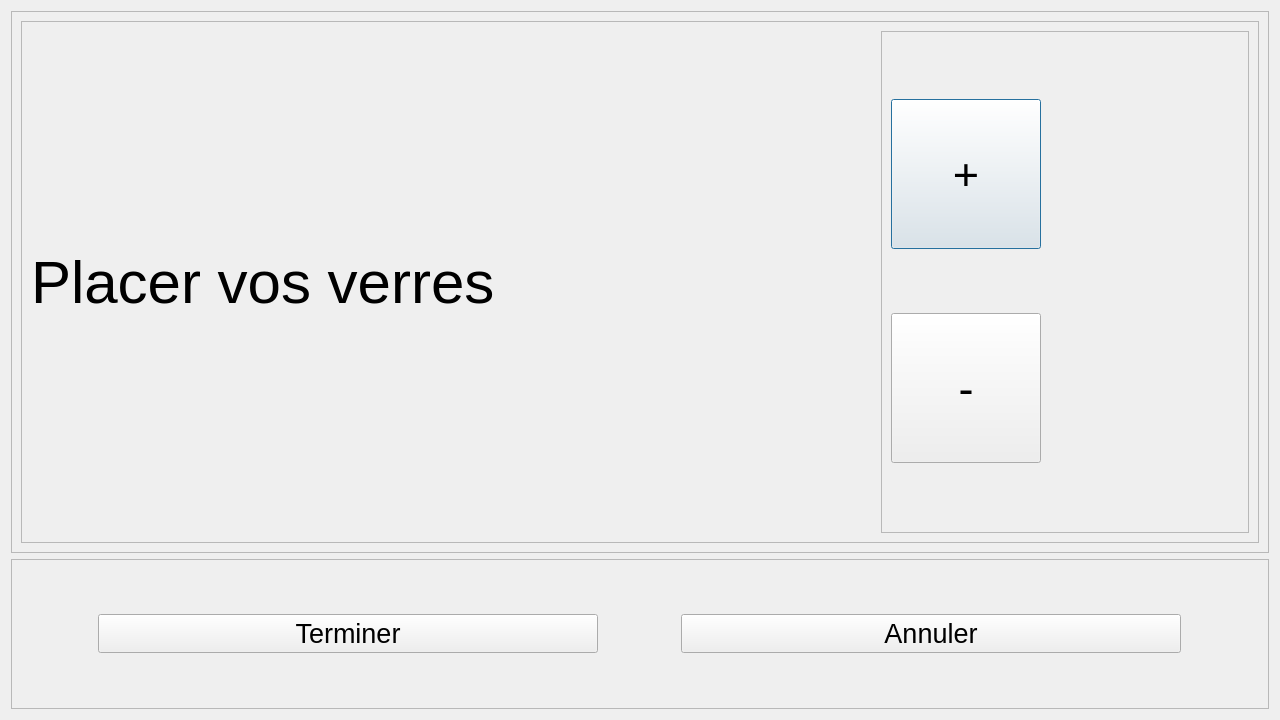
Old version of the form Logiciel/pi_controller/HMI2/commander.ui in the repository emilerenaud/BartendUS-GROS4.
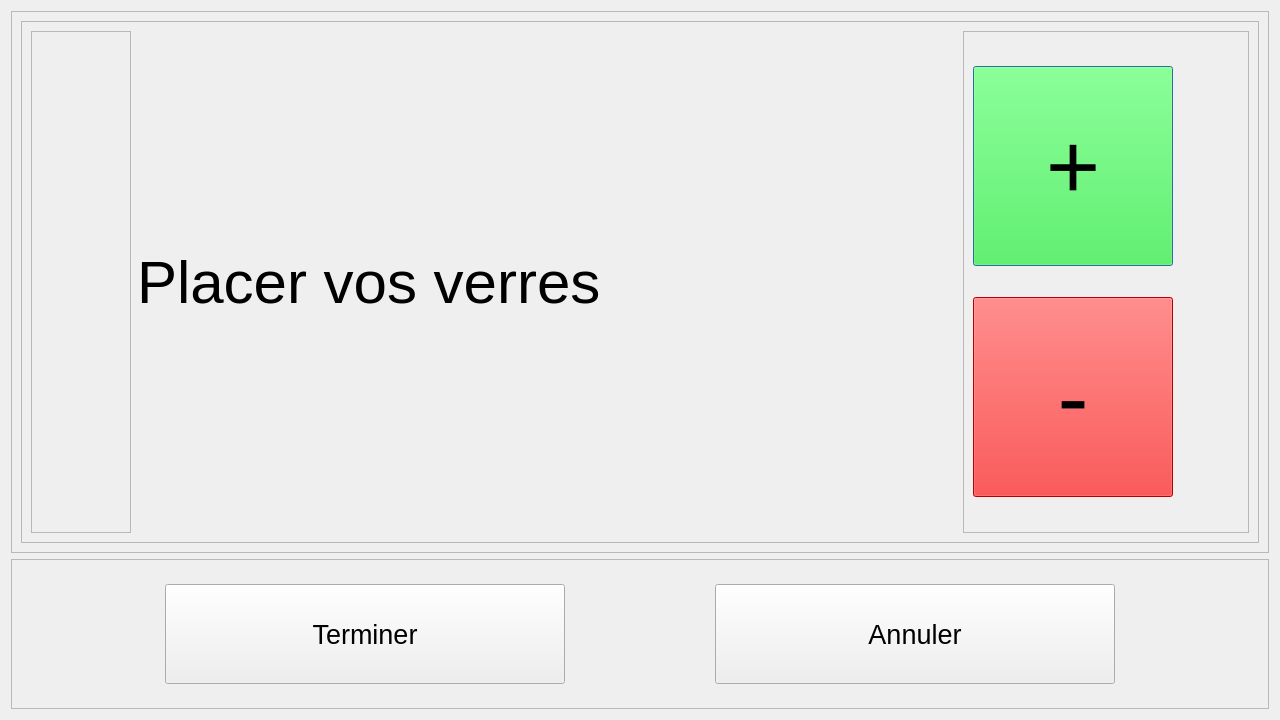
New version of the form.

Diff of the .ui file:
```diff
--- a/Logiciel/pi_controller/HMI2/commander.ui
+++ b/Logiciel/pi_controller/HMI2/commander.ui
@@ -18,8 +18,8 @@
   </property>
   <property name="maximumSize">
    <size>
-    <width>1280</width>
-    <height>720</height>
+    <width>3000</width>
+    <height>3000</height>
    </size>
   </property>
   <property name="windowTitle">
@@ -45,19 +45,23 @@
         </property>
         <layout class="QHBoxLayout" name="horizontalLayout_2">
          <item>
-          <widget class="QLabel" name="label">
-           <property name="minimumSize">
-            <size>
-             <width>470</width>
-             <height>0</height>
-            </size>
-           </property>
+          <widget class="QFrame" name="frame_3">
            <property name="maximumSize">
             <size>
-             <width>470</width>
-             <height>300</height>
+             <width>100</width>
+             <height>3000</height>
             </size>
            </property>
+           <property name="frameShape">
+            <enum>QFrame::StyledPanel</enum>
+           </property>
+           <property name="frameShadow">
+            <enum>QFrame::Raised</enum>
+           </property>
+          </widget>
+         </item>
+         <item alignment="Qt::AlignRight">
+          <widget class="QLabel" name="label_2">
            <property name="font">
             <font>
              <pointsize>45</pointsize>
@@ -78,7 +82,7 @@
            </property>
            <property name="maximumSize">
             <size>
-             <width>350</width>
+             <width>500</width>
              <height>16777215</height>
             </size>
            </property>
@@ -94,6 +98,12 @@
          </item>
          <item>
           <widget class="QFrame" name="frame_6">
+           <property name="maximumSize">
+            <size>
+             <width>400</width>
+             <height>16777215</height>
+            </size>
+           </property>
            <property name="frameShape">
             <enum>QFrame::StyledPanel</enum>
            </property>
@@ -105,21 +115,24 @@
              <widget class="QPushButton" name="incrementer">
               <property name="minimumSize">
                <size>
-                <width>150</width>
-                <height>150</height>
+                <width>200</width>
+                <height>200</height>
                </size>
               </property>
               <property name="maximumSize">
                <size>
-                <width>150</width>
-                <height>150</height>
+                <width>200</width>
+                <height>200</height>
                </size>
               </property>
               <property name="font">
                <font>
-                <pointsize>34</pointsize>
+                <pointsize>70</pointsize>
                </font>
               </property>
+              <property name="styleSheet">
+               <string notr="true">background-color: rgb(43, 255, 50);</string>
+              </property>
               <property name="text">
                <string>+</string>
               </property>
@@ -129,21 +142,24 @@
              <widget class="QPushButton" name="decrementer">
               <property name="minimumSize">
                <size>
-                <width>150</width>
-                <height>150</height>
+                <width>200</width>
+                <height>200</height>
                </size>
               </property>
               <property name="maximumSize">
                <size>
-                <width>150</width>
-                <height>150</height>
+                <width>200</width>
+                <height>200</height>
                </size>
               </property>
               <property name="font">
                <font>
-                <pointsize>34</pointsize>
+                <pointsize>70</pointsize>
                </font>
               </property>
+              <property name="styleSheet">
+               <string notr="true">background-color: rgb(255, 0, 0);</string>
+              </property>
               <property name="text">
                <string>-</string>
               </property>
@@ -175,10 +191,16 @@
      <layout class="QHBoxLayout" name="horizontalLayout">
       <item>
        <widget class="QPushButton" name="terminer">
+        <property name="minimumSize">
+         <size>
+          <width>400</width>
+          <height>100</height>
+         </size>
+        </property>
         <property name="maximumSize">
          <size>
-          <width>500</width>
-          <height>16777215</height>
+          <width>400</width>
+          <height>100</height>
          </size>
         </property>
         <property name="font">
@@ -193,10 +215,16 @@
       </item>
       <item>
        <widget class="QPushButton" name="annuler">
+        <property name="minimumSize">
+         <size>
+          <width>400</width>
+          <height>100</height>
+         </size>
+        </property>
         <property name="maximumSize">
          <size>
-          <width>500</width>
-          <height>16777215</height>
+          <width>400</width>
+          <height>100</height>
          </size>
         </property>
         <property name="font">
```
